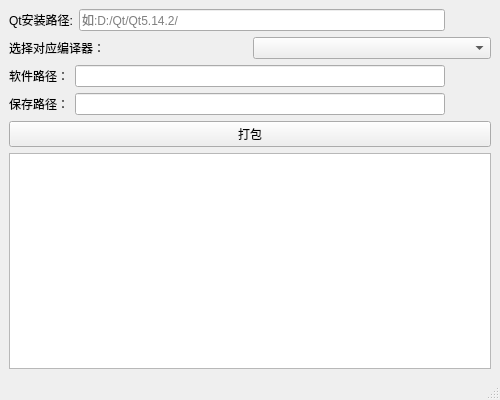
This is PackagingTool.ui in L-Super/QtPacker as Qt 5 draws it before an edit. The edited form follows.
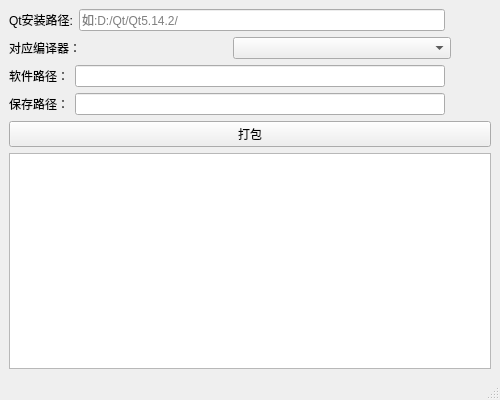
This is the edited form. Icons and pictures are not drawn.

Diff of the .ui file:
```diff
--- a/PackagingTool.ui
+++ b/PackagingTool.ui
@@ -55,18 +55,44 @@
     </item>
     <item>
      <layout class="QHBoxLayout" name="horizontalLayout">
+      <property name="sizeConstraint">
+       <enum>QLayout::SetDefaultConstraint</enum>
+      </property>
       <item>
        <widget class="QLabel" name="label">
         <property name="toolTip">
          <string>&lt;html&gt;&lt;head/&gt;&lt;body&gt;&lt;p&gt;选择开发使用的编译器及对应位数&lt;/p&gt;&lt;/body&gt;&lt;/html&gt;</string>
         </property>
         <property name="text">
-         <string>选择对应编译器：</string>
+         <string>对应编译器：</string>
         </property>
        </widget>
       </item>
       <item>
-       <widget class="QComboBox" name="comboBox"/>
+       <widget class="QComboBox" name="comboBox">
+        <property name="sizePolicy">
+         <sizepolicy hsizetype="Preferred" vsizetype="Fixed">
+          <horstretch>0</horstretch>
+          <verstretch>0</verstretch>
+         </sizepolicy>
+        </property>
+       </widget>
+      </item>
+      <item>
+       <spacer name="horizontalSpacer">
+        <property name="orientation">
+         <enum>Qt::Horizontal</enum>
+        </property>
+        <property name="sizeType">
+         <enum>QSizePolicy::Fixed</enum>
+        </property>
+        <property name="sizeHint" stdset="0">
+         <size>
+          <width>40</width>
+          <height>20</height>
+         </size>
+        </property>
+       </spacer>
       </item>
      </layout>
     </item>
```
Left out of the diff: 6 changed lines with no effect on the pictures.
